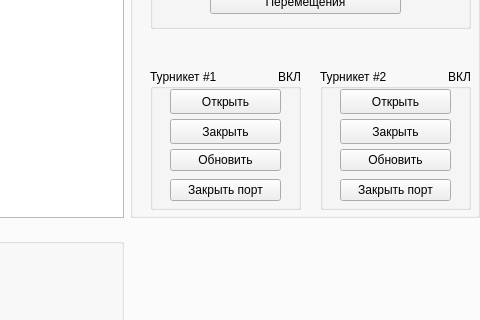
lxndrrud/barriers-desktop-py, file widgets/main_widget/ui_main_window.ui: the form before one commit; both pictures show x 720 to 1200 and y 416 to 736 of the 1200 by 900 pixel window.
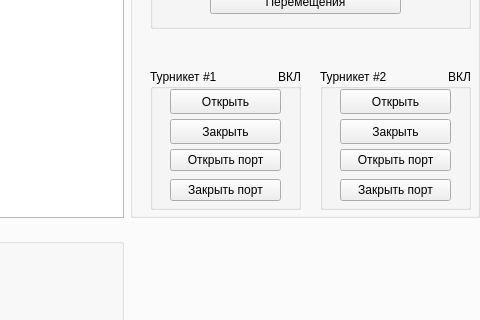
The form after the commit.

Commit message: timeout fix checkPort buuton is replaced with openPort button

Diff of the .ui file:
```diff
--- a/widgets/main_widget/ui_main_window.ui
+++ b/widgets/main_widget/ui_main_window.ui
@@ -233,7 +233,7 @@
                </rect>
               </property>
               <property name="text">
-               <string>Обновить</string>
+               <string>Открыть порт</string>
               </property>
              </widget>
              <widget class="QPushButton" name="closePort1">
@@ -314,7 +314,7 @@
                </rect>
               </property>
               <property name="text">
-               <string>Обновить</string>
+               <string>Открыть порт</string>
               </property>
              </widget>
              <widget class="QPushButton" name="closePort2">
```
Left out of the diff: 4 changed lines with no effect on the pictures. The commit also changes 7 other files.
